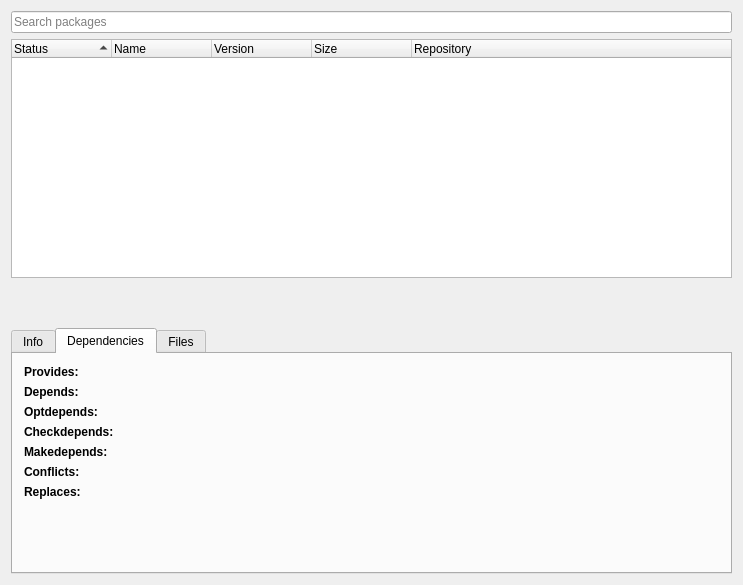
Qt form src/mainwindow.ui (Shatur/orson) before a commit.
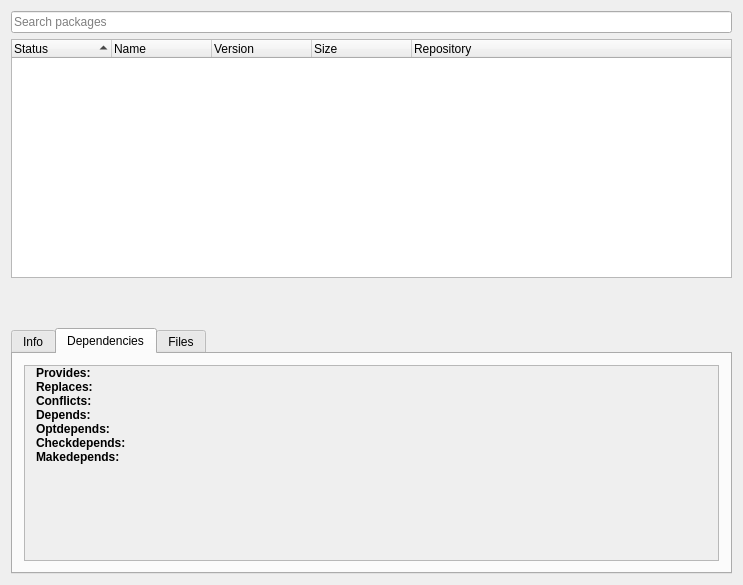
The same form after that commit. Custom widgets are drawn as their Qt base class.

The edit to the form file:
```diff
--- a/src/mainwindow.ui
+++ b/src/mainwindow.ui
@@ -346,7 +346,34 @@
        <attribute name="title">
         <string>Dependencies</string>
        </attribute>
-       <layout class="QFormLayout" name="formLayout_2">
+       <layout class="QVBoxLayout" name="depsLayout">
+        <item>
+         <widget class="QScrollArea" name="depsScrollArea">
+          <property name="widgetResizable">
+           <bool>true</bool>
+          </property>
+          <widget class="QWidget" name="depsContentWidget">
+           <property name="geometry">
+            <rect>
+             <x>0</x>
+             <y>0</y>
+             <width>707</width>
+             <height>231</height>
+            </rect>
+           </property>
+           <layout class="QFormLayout" name="depsContentLayout">
+            <property name="labelAlignment">
+             <set>Qt::AlignLeading|Qt::AlignLeft|Qt::AlignVCenter</set>
+            </property>
+            <property name="horizontalSpacing">
+             <number>0</number>
+            </property>
+            <property name="verticalSpacing">
+             <number>0</number>
+            </property>
+            <property name="topMargin">
+             <number>0</number>
+            </property>
         <item row="0" column="0">
          <widget class="QLabel" name="providesTitleLabel">
           <property name="styleSheet">
@@ -361,12 +388,12 @@
          <layout class="QHBoxLayout" name="providesLayout"/>
         </item>
         <item row="1" column="0">
-         <widget class="QLabel" name="dependsTitleLabel">
+             <widget class="QLabel" name="replacesTitleLabel">
           <property name="styleSheet">
            <string notr="true">font-weight: bold;</string>
           </property>
           <property name="text">
-           <string>Depends:</string>
+               <string>Replaces:</string>
           </property>
          </widget>
         </item>
@@ -374,12 +401,12 @@
          <layout class="QVBoxLayout" name="dependsLayout"/>
         </item>
         <item row="2" column="0">
-         <widget class="QLabel" name="optdependsTitleLabel">
+             <widget class="QLabel" name="conflictsTitleLabel">
           <property name="styleSheet">
            <string notr="true">font-weight: bold;</string>
           </property>
           <property name="text">
-           <string>Optdepends:</string>
+               <string>Conflicts:</string>
           </property>
          </widget>
         </item>
@@ -387,12 +414,12 @@
          <layout class="QVBoxLayout" name="optdependsLayout"/>
         </item>
         <item row="3" column="0">
-         <widget class="QLabel" name="checkdependsTitleLabel">
+             <widget class="QLabel" name="dependsTitleLabel">
           <property name="styleSheet">
            <string notr="true">font-weight: bold;</string>
           </property>
           <property name="text">
-           <string>Checkdepends:</string>
+               <string>Depends:</string>
           </property>
          </widget>
         </item>
@@ -400,12 +427,12 @@
          <layout class="QVBoxLayout" name="checkdependsLayout"/>
         </item>
         <item row="4" column="0">
-         <widget class="QLabel" name="makedependsTitleLabel">
+             <widget class="QLabel" name="optdependsTitleLabel">
           <property name="styleSheet">
            <string notr="true">font-weight: bold;</string>
           </property>
           <property name="text">
-           <string>Makedepends:</string>
+               <string>Optdepends:</string>
           </property>
          </widget>
         </item>
@@ -413,12 +440,12 @@
          <layout class="QVBoxLayout" name="makedependsLayout"/>
         </item>
         <item row="5" column="0">
-         <widget class="QLabel" name="conflictsTitleLabel">
+             <widget class="QLabel" name="checkdependsTitleLabel">
           <property name="styleSheet">
            <string notr="true">font-weight: bold;</string>
           </property>
           <property name="text">
-           <string>Conflicts:</string>
+               <string>Checkdepends:</string>
           </property>
          </widget>
         </item>
@@ -426,17 +453,25 @@
          <layout class="QVBoxLayout" name="conflictsLayout"/>
         </item>
         <item row="6" column="0">
-         <widget class="QLabel" name="replacesTitleLabel">
+             <widget class="QLabel" name="makedependsTitleLabel">
           <property name="styleSheet">
            <string notr="true">font-weight: bold;</string>
           </property>
           <property name="text">
-           <string>Replaces:</string>
+               <string>Makedepends:</string>
           </property>
          </widget>
         </item>
         <item row="6" column="1">
-         <layout class="QVBoxLayout" name="replacesLayout"/>
+             <layout class="QVBoxLayout" name="makedependsLayout">
+              <property name="spacing">
+               <number>0</number>
+              </property>
+             </layout>
+            </item>
+           </layout>
+          </widget>
+         </widget>
         </item>
        </layout>
       </widget>
```
Left out of the diff: 36 changed lines with no effect on the pictures. Lines whose indentation alone changed are shown as unchanged.
